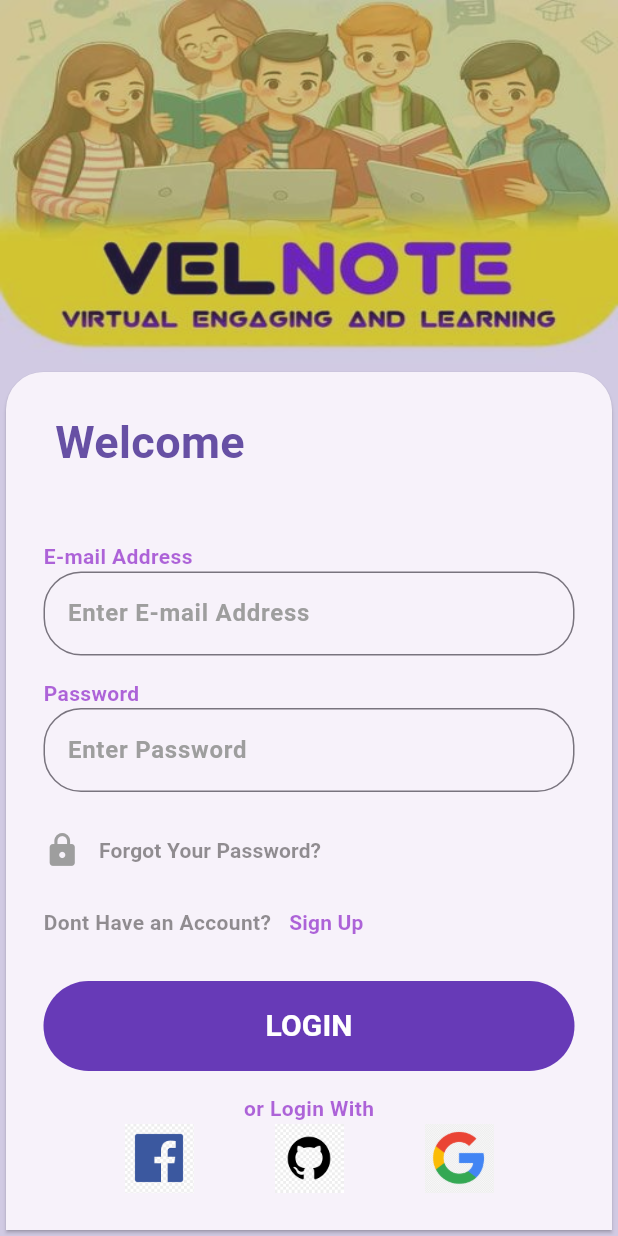
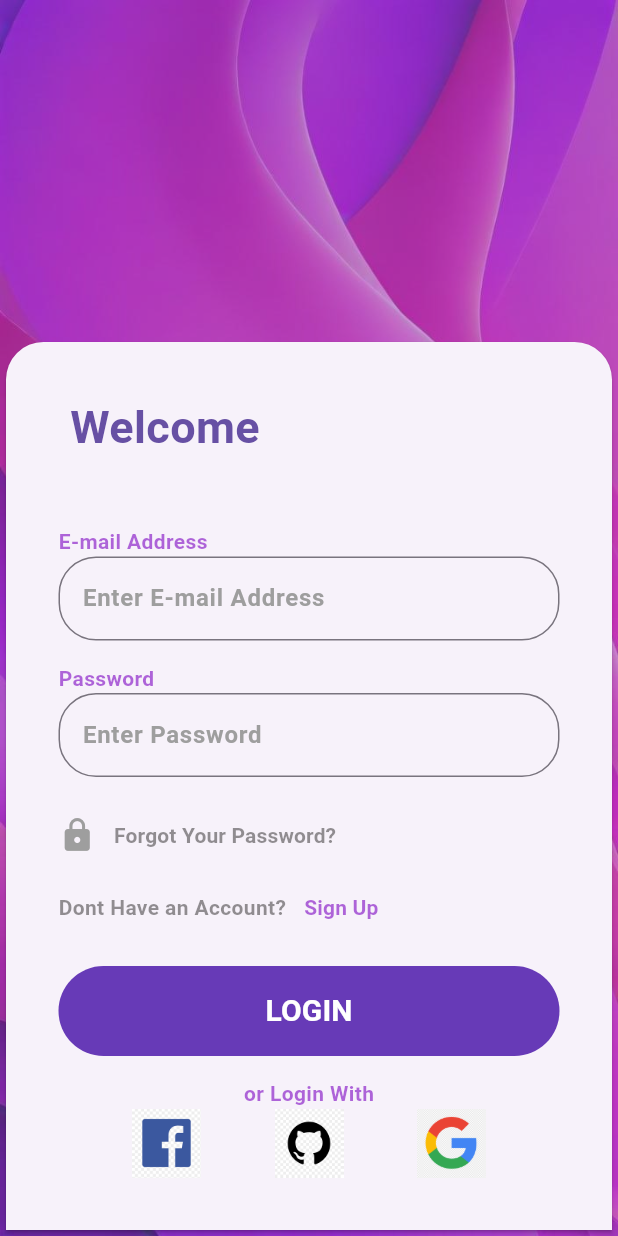
Before and after one commit to MrRishabThapa/VELnote_project_frontend, a Flutter app: the screen it shows after launch, on a phone screen of 412 x 824 dp. Run offline on Flutter 3.47's test engine with Material 3 defaults, Android fonts, the phone set to English and light mode, and no system bars.

Commit message:
adding purple background

```diff
--- a/lib/logIn.dart
+++ b/lib/logIn.dart
@@ -25,7 +25,7 @@
       decoration: BoxDecoration(
         color: myColor,
         image: DecorationImage(
-            image: const AssetImage('assets/bg.jpeg'),
+            image: const AssetImage('assets/login2.jpg'),
             fit: BoxFit.fill,
             colorFilter:
                 ColorFilter.mode(myColor.withOpacity(0.7), BlendMode.dstATop)),
@@ -68,7 +68,7 @@
             topRight: Radius.circular(25),
           )),
           child: Padding(
-            padding: const EdgeInsets.all(25.0),
+            padding: const EdgeInsets.all(35.0),
             child: _bulidForm(),
           )),
     );
```
Also changed, not shown: assets/login2.jpg (added).
